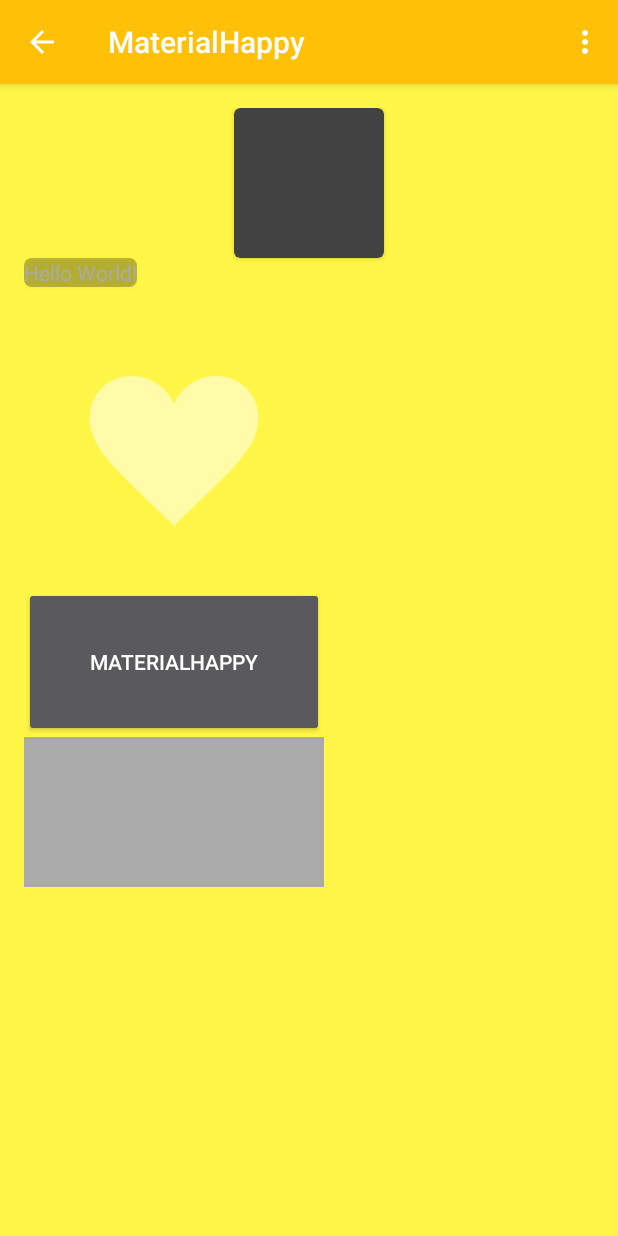
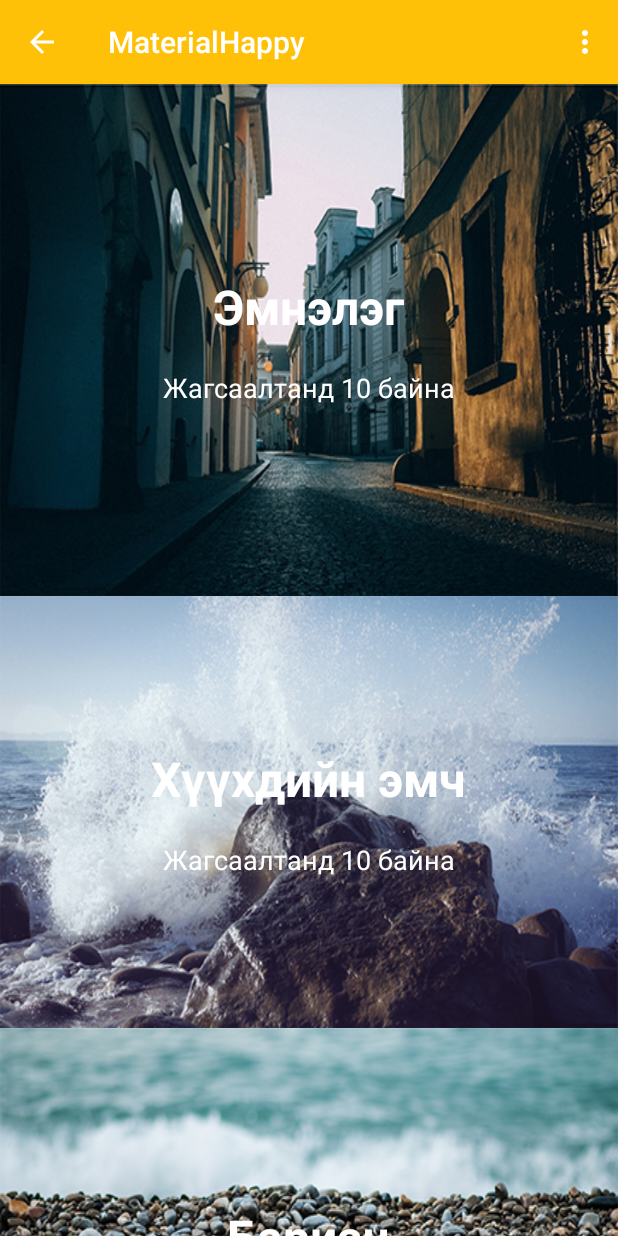
Before and after one commit to bayarkhuu0512/MaterialHappy, an Android app: the screen it shows after launch (MainActivity), in the options menu, after a tap on "Settings", on a phone screen of 412 x 824 dp. Run offline under Robolectric (Android 15) with nearby library versions, the phone set to English and light mode, and no system bars; 2 statements that could not run were skipped.

Commit message:
Contacts category view.

```diff
--- a/app/src/main/AndroidManifest.xml
+++ b/app/src/main/AndroidManifest.xml
@@ -16,6 +16,10 @@
                 <category android:name="android.intent.category.LAUNCHER" />
             </intent-filter>
         </activity>
+        <activity android:name=".materialhappy.happybaby.com.materialhappy.contact.ContactListActivity">
+
+        </activity>
+
     </application>
 
 </manifest>
--- a/app/src/main/java/materialhappy/happybaby/com/materialhappy/MainActivity.java
+++ b/app/src/main/java/materialhappy/happybaby/com/materialhappy/MainActivity.java
@@ -22,6 +22,8 @@ import android.view.Window;
 import android.widget.ArrayAdapter;
 import android.widget.Button;
 import android.widget.TextView;
+
+import materialhappy.happybaby.com.materialhappy.materialhappy.happybaby.com.materialhappy.contact.ContactFragment;
 
 
 public class MainActivity extends Activity
@@ -60,7 +62,7 @@ public class MainActivity extends Activity
 //        fragmentManager.beginTransaction()
 //                .replace(R.id.container, PlaceholderFragment.newInstance(position + 1))
 //                .commit();
-        PlaceholderFragment fragment = new PlaceholderFragment();
+        ContactFragment fragment = new ContactFragment();
         FragmentManager fragmentManager = getFragmentManager();
         fragmentManager.beginTransaction()
                 .replace(R.id.container, fragment)
--- a/app/src/main/java/materialhappy/happybaby/com/materialhappy/materialhappy/happybaby/com/materialhappy/contact/ContactFragment.java
+++ b/app/src/main/java/materialhappy/happybaby/com/materialhappy/materialhappy/happybaby/com/materialhappy/contact/ContactFragment.java
@@ -1,11 +1,13 @@
 package materialhappy.happybaby.com.materialhappy.materialhappy.happybaby.com.materialhappy.contact;
 
 import android.app.Fragment;
+import android.content.Intent;
 import android.os.Bundle;
 import android.support.annotation.Nullable;
 import android.view.LayoutInflater;
 import android.view.View;
 import android.view.ViewGroup;
+import android.widget.LinearLayout;
 
 import materialhappy.happybaby.com.materialhappy.R;
 
@@ -17,7 +19,14 @@ public class ContactFragment extends Fragment{
     @Override
     public View onCreateView(LayoutInflater inflater, ViewGroup container, Bundle savedInstanceState) {
         View rootView = inflater.inflate(R.layout.fragment_contact, container, false);
-
+        LinearLayout hospitalContainer = (LinearLayout) rootView.findViewById(R.id.hospitalContainer);
+        hospitalContainer.setOnClickListener(new View.OnClickListener() {
+            @Override
+            public void onClick(View v) {
+                Intent intent = new Intent(getActivity(), ContactListActivity.class);
+                startActivity(intent);
+            }
+        });
         return rootView;
     }
 
--- /dev/null
+++ b/app/src/main/java/materialhappy/happybaby/com/materialhappy/materialhappy/happybaby/com/materialhappy/contact/ContactListActivity.java
@@ -0,0 +1,39 @@
+package materialhappy.happybaby.com.materialhappy.materialhappy.happybaby.com.materialhappy.contact;
+
+import android.app.ListActivity;
+import android.os.Bundle;
+import android.support.v4.app.NavUtils;
+import android.view.MenuItem;
+import android.widget.ArrayAdapter;
+import android.widget.ListView;
+
+import materialhappy.happybaby.com.materialhappy.R;
+
+/**
+ * Created by BayarkhuuWork on 2/15/2015.
+ */
+public class ContactListActivity extends ListActivity {
+    @Override
+    protected void onCreate(Bundle savedInstanceState) {
+        super.onCreate(savedInstanceState);
+        setContentView(R.layout.contact_list);
+       // getActionBar().setDisplayHomeAsUpEnabled(true);
+        String[] values = new String[] { "Android", "iPhone", "WindowsMobile",
+                "Blackberry", "WebOS", "Ubuntu", "Windows7", "Max OS X",
+                "Linux", "OS/2", "Ubuntu", "Windows7", "Max OS X", "Linux",
+                "OS/2", "Ubuntu", "Windows7", "Max OS X", "Linux", "OS/2",
+                "Android", "iPhone", "WindowsMobile" };
+        ArrayAdapter<String> codeLearnArrayAdapter = new ArrayAdapter<String>(this, android.R.layout.simple_list_item_1, values);
+        setListAdapter(codeLearnArrayAdapter);
+    }
+    @Override
+    public boolean onOptionsItemSelected(MenuItem item) {
+        switch (item.getItemId()) {
+            case android.R.id.home:
+                NavUtils.navigateUpFromSameTask(this);
+                return true;
+            default:
+                return super.onOptionsItemSelected(item);
+        }
+    }
+}
--- /dev/null
+++ b/app/src/main/res/drawable/contact_bg1_selector.xml
@@ -0,0 +1,5 @@
+<?xml version="1.0" encoding="utf-8"?>
+<ripple xmlns:android="http://schemas.android.com/apk/res/android"
+    android:color="?android:colorControlHighlight">
+    <item android:drawable="@drawable/contact_bg1"/>
+</ripple>
--- /dev/null
+++ b/app/src/main/res/drawable/contact_bg2_selector.xml
@@ -0,0 +1,5 @@
+<?xml version="1.0" encoding="utf-8"?>
+<ripple xmlns:android="http://schemas.android.com/apk/res/android"
+    android:color="?android:colorControlHighlight">
+    <item android:drawable="@drawable/contact_bg2"/>
+</ripple>
--- /dev/null
+++ b/app/src/main/res/drawable/contact_bg3_selector.xml
@@ -0,0 +1,5 @@
+<?xml version="1.0" encoding="utf-8"?>
+<ripple xmlns:android="http://schemas.android.com/apk/res/android"
+    android:color="?android:colorControlHighlight">
+    <item android:drawable="@drawable/contact_bg3"/>
+</ripple>
--- /dev/null
+++ b/app/src/main/res/layout/contact_list.xml
@@ -0,0 +1,17 @@
+<?xml version="1.0" encoding="utf-8"?>
+<LinearLayout xmlns:android="http://schemas.android.com/apk/res/android"
+    android:orientation="vertical" android:layout_width="match_parent"
+    android:layout_height="match_parent">
+    <ListView android:id="@android:id/list"
+        android:layout_width="match_parent"
+        android:layout_height="match_parent"
+        android:background="#00FF00"
+        android:layout_weight="1"
+        android:drawSelectorOnTop="false"/>
+
+    <TextView android:id="@android:id/empty"
+        android:layout_width="match_parent"
+        android:layout_height="match_parent"
+        android:background="#FF0000"
+        android:text="No data"/>
+</LinearLayout>
--- a/app/src/main/res/layout/fragment_contact.xml
+++ b/app/src/main/res/layout/fragment_contact.xml
@@ -1,6 +1,91 @@
 <?xml version="1.0" encoding="utf-8"?>
-<LinearLayout xmlns:android="http://schemas.android.com/apk/res/android"
-    android:orientation="vertical" android:layout_width="match_parent"
+<ScrollView xmlns:android="http://schemas.android.com/apk/res/android"
+    android:layout_width="match_parent"
     android:layout_height="match_parent">
+    <LinearLayout
+        android:layout_width="match_parent"
+        android:weightSum="3"
+        android:orientation="vertical"
+        android:layout_height="match_parent">
 
-</LinearLayout>
+    <LinearLayout
+        android:layout_width="match_parent"
+        android:layout_height="match_parent"
+        android:layout_weight="1"
+        android:orientation="vertical"
+        android:gravity="center"
+        android:clickable="true"
+        android:background="@drawable/contact_bg1_selector"
+        android:id="@+id/hospitalContainer">
+        <TextView
+                android:layout_width="wrap_content"
+                android:layout_height="wrap_content"
+                android:text="@string/hospital"
+                android:padding="10dp"
+                android:textSize="32dp"
+                android:textStyle="bold"
+            android:textColor="@android:color/white"
+            android:id="@+id/hospitalCatName" />
+        <TextView
+            android:layout_width="wrap_content"
+            android:layout_height="wrap_content"
+            android:text="@string/doctorCatListing"
+            android:padding="10dp"
+            android:textSize="18dp"
+            android:textColor="@android:color/white"
+            android:id="@+id/hospitalCatListing" />
+        </LinearLayout>
+    <LinearLayout
+        android:layout_width="match_parent"
+        android:layout_height="match_parent"
+        android:layout_weight="1"
+        android:orientation="vertical"
+        android:gravity="center"
+        android:clickable="true"
+        android:background="@drawable/contact_bg2_selector">
+        <TextView
+            android:layout_width="wrap_content"
+            android:layout_height="wrap_content"
+            android:text="@string/doctor"
+            android:padding="10dp"
+            android:textSize="32dp"
+            android:textStyle="bold"
+            android:textColor="@android:color/white"
+            android:id="@+id/doctorCatName" />
+        <TextView
+            android:layout_width="wrap_content"
+            android:layout_height="wrap_content"
+            android:text="@string/doctorCatListing"
+            android:padding="10dp"
+            android:textSize="18dp"
+            android:textColor="@android:color/white"
+            android:id="@+id/doctorCatListing" />
+        </LinearLayout>
+    <LinearLayout
+        android:orientation="vertical"
+        android:gravity="center"
+        android:clickable="true"
+        android:layout_width="match_parent"
+        android:layout_height="match_parent"
+        android:layout_weight="1"
+        android:background="@drawable/contact_bg3_selector">
+        <TextView
+            android:layout_width="wrap_content"
+            android:layout_height="wrap_content"
+            android:text="@string/masseur"
+            android:padding="10dp"
+            android:textSize="32dp"
+            android:textStyle="bold"
+            android:textColor="@android:color/white"
+            android:id="@+id/masseurCatName" />
+        <TextView
+            android:layout_width="wrap_content"
+            android:layout_height="wrap_content"
+            android:text="@string/masseurCatListing"
+            android:padding="10dp"
+            android:textSize="18dp"
+            android:textColor="@android:color/white"
+            android:id="@+id/masseurCatListing" />
+    </LinearLayout>
+    </LinearLayout>
+</ScrollView>
--- a/app/src/main/res/values/strings.xml
+++ b/app/src/main/res/values/strings.xml
@@ -10,4 +10,12 @@
     <string name="action_example">Example action</string>
     <string name="action_settings">Settings</string>
 
+    <!-- Contacts-->
+    <string name="hospital">Эмнэлэг</string>
+    <string name="hospitalCatListing">Жагсаалтанд 12 байна</string>
+    <string name="doctor">Хүүхдийн эмч</string>
+    <string name="doctorCatListing">Жагсаалтанд 10 байна</string>
+    <string name="masseur">Бариач</string>
+    <string name="masseurCatListing">Жагсаалтанд 5 байна</string>
+
 </resources>
```
Also changed, not shown: app/src/main/res/drawable/contact_bg1.jpg (added), app/src/main/res/drawable/contact_bg2.jpg (added), app/src/main/res/drawable/contact_bg3.jpg (added).
